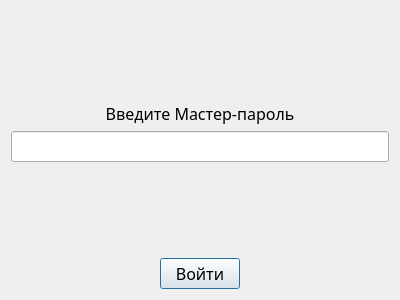
First picture: the form in password-manager/ui/master_dialog.ui, repository anastasiabrigistt/ciakod-project, before the edit.
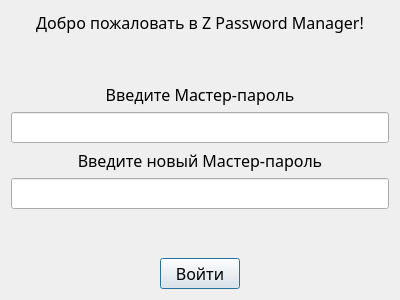
Second picture: the form after the edit.

What changed in the file:
```diff
--- a/password-manager/ui/master_dialog.ui
+++ b/password-manager/ui/master_dialog.ui
@@ -10,6 +10,18 @@
     <height>300</height>
    </rect>
   </property>
+  <property name="minimumSize">
+   <size>
+    <width>400</width>
+    <height>300</height>
+   </size>
+  </property>
+  <property name="maximumSize">
+   <size>
+    <width>400</width>
+    <height>300</height>
+   </size>
+  </property>
   <property name="font">
    <font>
     <family>Microsoft YaHei UI Light</family>
@@ -20,6 +32,16 @@
    <string>Введите Мастер-пароль</string>
   </property>
   <layout class="QVBoxLayout" name="verticalLayout">
+   <item>
+    <widget class="QLabel" name="nameLabel">
+     <property name="text">
+      <string>Добро пожаловать в Z Password Manager!</string>
+     </property>
+     <property name="alignment">
+      <set>Qt::AlignmentFlag::AlignCenter</set>
+     </property>
+    </widget>
+   </item>
    <item>
     <spacer name="verticalSpacer_2">
      <property name="orientation">
@@ -50,6 +72,19 @@
      </property>
     </widget>
    </item>
+   <item>
+    <widget class="QLabel" name="newLabel">
+     <property name="text">
+      <string>Введите новый Мастер-пароль</string>
+     </property>
+     <property name="alignment">
+      <set>Qt::AlignmentFlag::AlignCenter</set>
+     </property>
+    </widget>
+   </item>
+   <item>
+    <widget class="QLineEdit" name="newEdit"/>
+   </item>
    <item>
     <spacer name="verticalSpacer">
      <property name="orientation">
```
Left out of the diff: 12 changed lines with no effect on the pictures.
